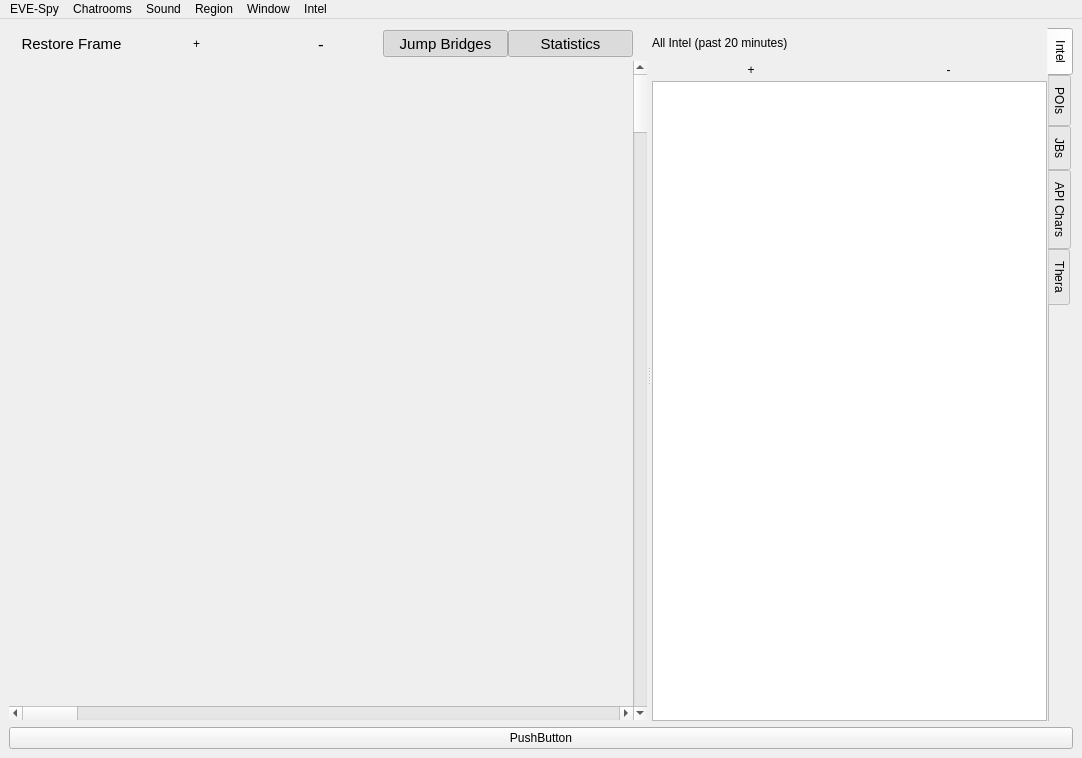
Qt form src/vi/ui/MainWindow.ui (jkey-67/spyglass) before a commit.
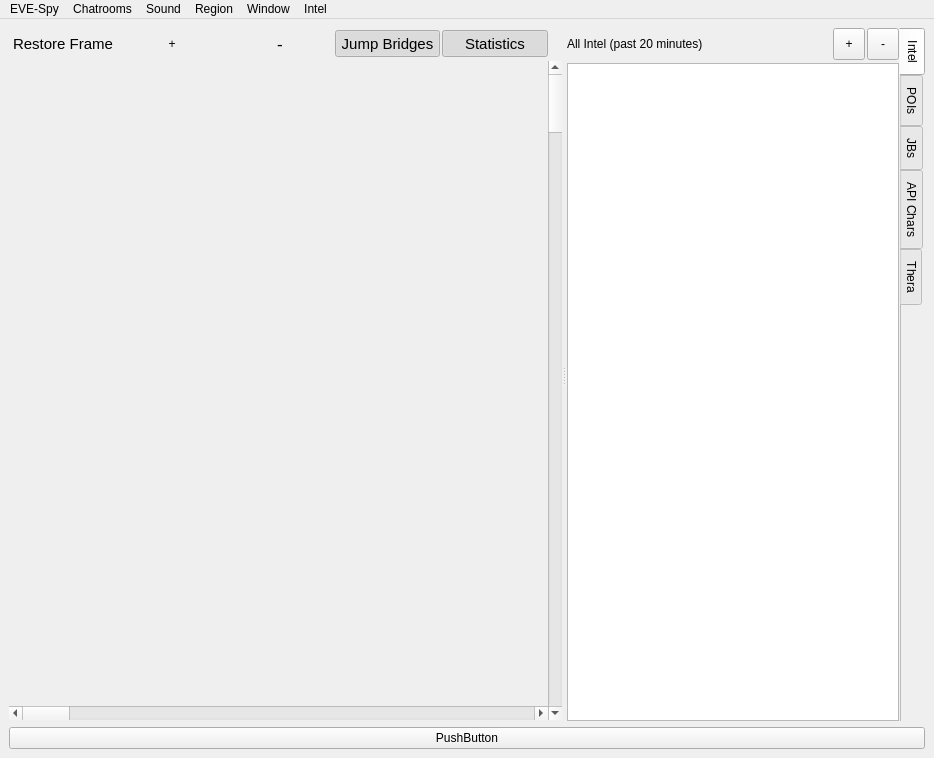
The same form after that commit. Icons and pictures are not drawn. Custom widgets are drawn as their Qt base class.

Commit message: Adding some icons, update of Thera connection on button

Diff of the .ui file:
```diff
--- a/src/vi/ui/MainWindow.ui
+++ b/src/vi/ui/MainWindow.ui
@@ -6,7 +6,7 @@
    <rect>
     <x>0</x>
     <y>0</y>
-    <width>1082</width>
+    <width>934</width>
     <height>758</height>
    </rect>
   </property>
@@ -73,7 +73,7 @@
            <item row="0" column="0">
             <layout class="QHBoxLayout" name="horizontalLayout_2">
              <property name="spacing">
-              <number>0</number>
+              <number>2</number>
              </property>
              <property name="bottomMargin">
               <number>6</number>
@@ -288,6 +288,9 @@
         <property name="topMargin">
          <number>0</number>
         </property>
+        <property name="rightMargin">
+         <number>0</number>
+        </property>
         <property name="bottomMargin">
          <number>0</number>
         </property>
@@ -314,7 +317,7 @@
            </attribute>
            <layout class="QVBoxLayout" name="verticalLayout_2">
             <property name="spacing">
-             <number>0</number>
+             <number>3</number>
             </property>
             <property name="leftMargin">
              <number>0</number>
@@ -327,19 +330,24 @@
             </property>
             <property name="bottomMargin">
              <number>0</number>
+            </property>
+            <item>
+             <layout class="QHBoxLayout" name="horizontalLayout">
+              <property name="spacing">
+               <number>2</number>
             </property>
             <item>
              <widget class="QLabel" name="timeInfo">
               <property name="minimumSize">
                <size>
                 <width>0</width>
-                <height>26</height>
+                  <height>32</height>
                </size>
               </property>
               <property name="maximumSize">
                <size>
                 <width>16777215</width>
-                <height>22</height>
+                  <height>32</height>
                </size>
               </property>
               <property name="text">
@@ -348,19 +356,17 @@
              </widget>
             </item>
             <item>
-             <layout class="QHBoxLayout" name="horizontalLayout">
-              <item>
-               <widget class="QPushButton" name="chatLargeButton">
+               <widget class="QToolButton" name="chatLargeButton">
                 <property name="minimumSize">
                  <size>
-                  <width>0</width>
-                  <height>27</height>
+                  <width>32</width>
+                  <height>32</height>
                  </size>
                 </property>
                 <property name="maximumSize">
                  <size>
                   <width>16777215</width>
-                  <height>22</height>
+                  <height>32</height>
                  </size>
                 </property>
                 <property name="focusPolicy">
@@ -369,23 +375,29 @@
                 <property name="text">
                  <string>+</string>
                 </property>
-                <property name="flat">
-                 <bool>true</bool>
+                <property name="iconSize">
+                 <size>
+                  <width>24</width>
+                  <height>24</height>
+                 </size>
+                </property>
+                <property name="autoRaise">
+                 <bool>false</bool>
                 </property>
                </widget>
               </item>
               <item>
-               <widget class="QPushButton" name="chatSmallButton">
+               <widget class="QToolButton" name="chatSmallButton">
                 <property name="minimumSize">
                  <size>
-                  <width>0</width>
-                  <height>27</height>
+                  <width>32</width>
+                  <height>32</height>
                  </size>
                 </property>
                 <property name="maximumSize">
                  <size>
                   <width>16777215</width>
-                  <height>22</height>
+                  <height>32</height>
                  </size>
                 </property>
                 <property name="focusPolicy">
@@ -394,8 +406,14 @@
                 <property name="text">
                  <string>-</string>
                 </property>
-                <property name="flat">
-                 <bool>true</bool>
+                <property name="iconSize">
+                 <size>
+                  <width>24</width>
+                  <height>24</height>
+                 </size>
+                </property>
+                <property name="shortcut">
+                 <string>Ctrl+S</string>
                 </property>
                </widget>
               </item>
@@ -727,7 +745,7 @@
     <rect>
      <x>0</x>
      <y>0</y>
-     <width>1082</width>
+     <width>934</width>
      <height>24</height>
     </rect>
    </property>
```
Left out of the diff: 57 changed lines with no effect on the pictures. Lines whose indentation alone changed are shown as unchanged. The commit also changes 18 other files.
